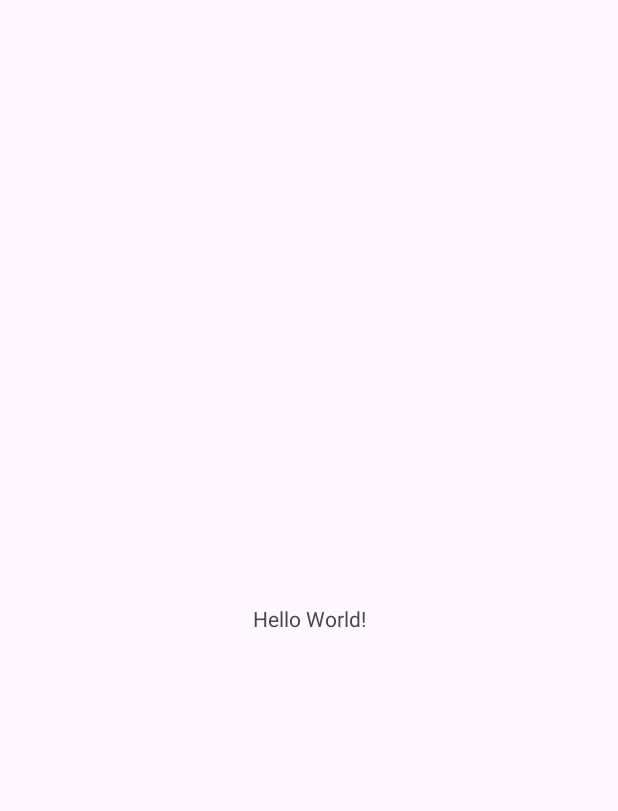
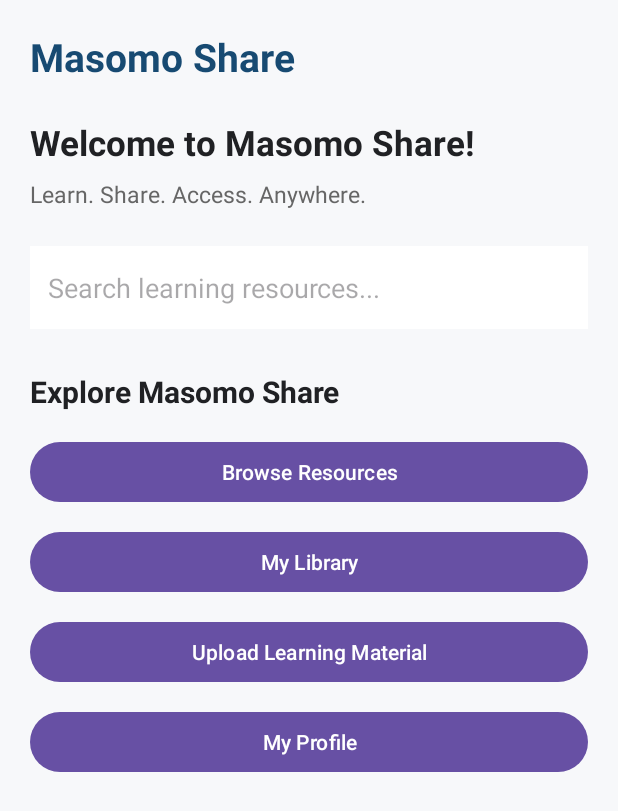
Before and after one commit to Sally-leaduma/Masomo-Share, an Android app: the screen it shows after launch (MainActivity), on a phone screen of 412 x 824 dp. Before the commit the part shown is almost empty. Shown: the top 811 px of the screen. Run offline under Robolectric (Android 15) with nearby library versions, the phone set to English and light mode, and no system bars.

Commit message:
Implement dashboard navigation and resource catalogue

```diff
--- a/app/src/main/java/com/example/masomoshare254/MainActivity.kt
+++ b/app/src/main/java/com/example/masomoshare254/MainActivity.kt
@@ -1,20 +1,12 @@
 package com.example.masomoshare254
 
 import android.os.Bundle
-import androidx.activity.enableEdgeToEdge
 import androidx.appcompat.app.AppCompatActivity
-import androidx.core.view.ViewCompat
-import androidx.core.view.WindowInsetsCompat
 
 class MainActivity : AppCompatActivity() {
+
     override fun onCreate(savedInstanceState: Bundle?) {
         super.onCreate(savedInstanceState)
-        enableEdgeToEdge()
         setContentView(R.layout.activity_main)
-        ViewCompat.setOnApplyWindowInsetsListener(findViewById(R.id.main)) { v, insets ->
-            val systemBars = insets.getInsets(WindowInsetsCompat.Type.systemBars())
-            v.setPadding(systemBars.left, systemBars.top, systemBars.right, systemBars.bottom)
-            insets
-        }
     }
 }
--- /dev/null
+++ b/app/src/main/java/com/example/masomoshare254/ui/dashboard/DashboardFragment.kt
@@ -0,0 +1,47 @@
+
+package com.example.masomoshare254.ui.dashboard
+
+import android.os.Bundle
+import android.view.View
+import android.widget.Button
+import androidx.fragment.app.Fragment
+import androidx.navigation.fragment.findNavController
+import com.example.masomoshare254.R
+
+class DashboardFragment : Fragment(R.layout.fragment_dashboard) {
+
+    override fun onViewCreated(view: View, savedInstanceState: Bundle?) {
+        super.onViewCreated(view, savedInstanceState)
+
+        view.findViewById<Button>(R.id.btnBrowseResources)
+            .setOnClickListener {
+                findNavController().navigate(R.id.action_dashboard_to_resources)
+            }
+        view.findViewById<Button>(R.id.btnMyLibrary)
+            .setOnClickListener {
+                openFeature("My Library", "Access your downloaded learning materials.")
+            }
+
+        view.findViewById<Button>(R.id.btnUploadResource)
+            .setOnClickListener {
+                openFeature("Upload Learning Material", "Share learning materials with other students.")
+            }
+
+        view.findViewById<Button>(R.id.btnProfile)
+            .setOnClickListener {
+                openFeature("My Profile", "View and manage your account information.")
+            }
+    }
+
+    private fun openFeature(title: String, description: String) {
+        val bundle = Bundle().apply {
+            putString("screenTitle", title)
+            putString("screenDescription", description)
+        }
+
+        findNavController().navigate(
+            R.id.action_dashboard_to_feature,
+            bundle
+        )
+    }
+}
--- a/app/src/main/res/layout/activity_main.xml
+++ b/app/src/main/res/layout/activity_main.xml
@@ -1,19 +1,12 @@
 <?xml version="1.0" encoding="utf-8"?>
-<androidx.constraintlayout.widget.ConstraintLayout xmlns:android="http://schemas.android.com/apk/res/android"
+<androidx.fragment.app.FragmentContainerView
+    xmlns:android="http://schemas.android.com/apk/res/android"
     xmlns:app="http://schemas.android.com/apk/res-auto"
     xmlns:tools="http://schemas.android.com/tools"
-    android:id="@+id/main"
+    android:id="@+id/nav_host_fragment"
+    android:name="androidx.navigation.fragment.NavHostFragment"
     android:layout_width="match_parent"
     android:layout_height="match_parent"
-    tools:context=".MainActivity">
-
-    <TextView
-        android:layout_width="wrap_content"
-        android:layout_height="wrap_content"
-        android:text="Hello World!"
-        app:layout_constraintBottom_toBottomOf="parent"
-        app:layout_constraintEnd_toEndOf="parent"
-        app:layout_constraintStart_toStartOf="parent"
-        app:layout_constraintTop_toTopOf="parent" />
-
-</androidx.constraintlayout.widget.ConstraintLayout>
+    app:defaultNavHost="true"
+    app:navGraph="@navigation/nav_graph"
+    tools:layout="@layout/fragment_dashboard" />
--- /dev/null
+++ b/app/src/main/res/layout/fragment_dashboard.xml
@@ -0,0 +1,98 @@
+<?xml version="1.0" encoding="utf-8"?>
+
+<ScrollView xmlns:android="http://schemas.android.com/apk/res/android"
+    android:layout_width="match_parent"
+    android:layout_height="match_parent"
+    android:background="#F7F8FA"
+    android:fillViewport="true">
+
+    <LinearLayout
+        android:layout_width="match_parent"
+        android:layout_height="wrap_content"
+        android:orientation="vertical"
+        android:padding="20dp">
+
+        <!-- App name -->
+        <TextView
+            android:layout_width="wrap_content"
+            android:layout_height="wrap_content"
+            android:text="Masomo Share"
+            android:textColor="#174A72"
+            android:textSize="26sp"
+            android:textStyle="bold" />
+
+        <!-- Welcome message -->
+        <TextView
+            android:layout_width="wrap_content"
+            android:layout_height="wrap_content"
+            android:layout_marginTop="24dp"
+            android:text="Welcome to Masomo Share!"
+            android:textColor="#202124"
+            android:textSize="23sp"
+            android:textStyle="bold" />
+
+        <TextView
+            android:layout_width="wrap_content"
+            android:layout_height="wrap_content"
+            android:layout_marginTop="8dp"
+            android:text="Learn. Share. Access. Anywhere."
+            android:textColor="#666666"
+            android:textSize="15sp" />
+
+        <!-- Search field -->
+        <EditText
+            android:id="@+id/searchResources"
+            android:layout_width="match_parent"
+            android:layout_height="55dp"
+            android:layout_marginTop="24dp"
+            android:background="#FFFFFF"
+            android:hint="Search learning resources..."
+            android:padding="12dp"
+            android:singleLine="true"
+            android:inputType="text" />
+
+        <!-- Section heading -->
+        <TextView
+            android:layout_width="wrap_content"
+            android:layout_height="wrap_content"
+            android:layout_marginTop="28dp"
+            android:text="Explore Masomo Share"
+            android:textColor="#202124"
+            android:textSize="20sp"
+            android:textStyle="bold" />
+
+        <!-- Browse resources -->
+        <Button
+            android:id="@+id/btnBrowseResources"
+            android:layout_width="match_parent"
+            android:layout_height="wrap_content"
+            android:layout_marginTop="16dp"
+            android:text="Browse Resources" />
+
+        <!-- My library -->
+        <Button
+            android:id="@+id/btnMyLibrary"
+            android:layout_width="match_parent"
+            android:layout_height="wrap_content"
+            android:layout_marginTop="12dp"
+            android:text="My Library" />
+
+        <!-- Upload resources -->
+        <Button
+            android:id="@+id/btnUploadResource"
+            android:layout_width="match_parent"
+            android:layout_height="wrap_content"
+            android:layout_marginTop="12dp"
+            android:text="Upload Learning Material" />
+
+        <!-- Profile -->
+        <Button
+            android:id="@+id/btnProfile"
+            android:layout_width="match_parent"
+            android:layout_height="wrap_content"
+            android:layout_marginTop="12dp"
+            android:text="My Profile" />
+
+    </LinearLayout>
+
+</ScrollView>
--- /dev/null
+++ b/app/src/main/res/navigation/nav_graph.xml
@@ -0,0 +1,43 @@
+
+<navigation
+    xmlns:android="http://schemas.android.com/apk/res/android"
+    xmlns:app="http://schemas.android.com/apk/res-auto"
+    android:id="@+id/nav_graph"
+    app:startDestination="@id/dashboardFragment">
+
+    <fragment
+        android:id="@+id/dashboardFragment"
+        android:name="com.example.masomoshare254.ui.dashboard.DashboardFragment"
+        android:label="Dashboard">
+
+        <action
+            android:id="@+id/action_dashboard_to_feature"
+            app:destination="@id/featureFragment" />
+
+        <action
+            android:id="@+id/action_dashboard_to_resources"
+            app:destination="@id/resourcesFragment" />
+
+    </fragment>
+
+    <fragment
+        android:id="@+id/resourcesFragment"
+        android:name="com.example.masomoshare254.ui.resources.ResourcesFragment"
+        android:label="Browse Resources" />
+
+    <fragment
+        android:id="@+id/featureFragment"
+        android:name="com.example.masomoshare254.ui.feature.FeatureFragment"
+        android:label="Feature">
+
+        <argument
+            android:name="screenTitle"
+            app:argType="string" />
+
+        <argument
+            android:name="screenDescription"
+            app:argType="string" />
+
+    </fragment>
+
+</navigation>
--- a/build.gradle.kts
+++ b/build.gradle.kts
@@ -1,4 +1,5 @@
-// Top-level build file where you can add configuration options common to all sub-projects/modules.
 plugins {
     alias(libs.plugins.android.application) apply false
+    id("com.google.gms.google-services") version "4.6.0" apply false
+    id("org.jetbrains.kotlin.android") version "2.4.10" apply false
 }
--- a/gradle/libs.versions.toml
+++ b/gradle/libs.versions.toml
@@ -8,6 +8,7 @@ appcompat = "1.8.0"
 material = "1.14.0"
 activityKtx = "1.13.0"
 constraintlayout = "2.2.2"
+navigation = "2.9.6"
 
 [libraries]
 androidx-core-ktx = { group = "androidx.core", name = "core-ktx", version.ref = "coreKtx" }
@@ -18,6 +19,8 @@ androidx-appcompat = { group = "androidx.appcompat", name = "appcompat", version
 material = { group = "com.google.android.material", name = "material", version.ref = "material" }
 androidx-activity-ktx = { group = "androidx.activity", name = "activity-ktx", version.ref = "activityKtx" }
 androidx-constraintlayout = { group = "androidx.constraintlayout", name = "constraintlayout", version.ref = "constraintlayout" }
+androidx-navigation-fragment-ktx = { group = "androidx.navigation", name = "navigation-fragment-ktx", version.ref = "navigation" }
+androidx-navigation-ui-ktx = { group = "androidx.navigation", name = "navigation-ui-ktx", version.ref = "navigation" }
 
 [plugins]
 android-application = { id = "com.android.application", version.ref = "agp" }
```
Also changed, not shown: app/build.gradle.kts (+14 -0 lines), app/src/main/java/com/example/masomoshare254/model/Download.kt (+6 -5 lines), app/src/main/java/com/example/masomoshare254/model/Resource.kt (+10 -9 lines), app/src/main/java/com/example/masomoshare254/model/User.kt (added, +10 -0 lines), app/src/main/java/com/example/masomoshare254/model/user.kt (deleted, +0 -9 lines), app/src/main/java/com/example/masomoshare254/ui/feature/FeatureFragment.kt (added, +25 -0 lines), app/src/main/java/com/example/masomoshare254/ui/resources/ResourceAdapter.kt (added, +49 -0 lines), app/src/main/java/com/example/masomoshare254/ui/resources/ResourcesFragment.kt (added, +71 -0 lines), app/src/main/res/layout/fragment_feature.xml (added, +37 -0 lines), app/src/main/res/layout/fragment_resources.xml (added, +62 -0 lines), app/src/main/res/layout/item_resource.xml (added, +60 -0 lines), 1 other file.
